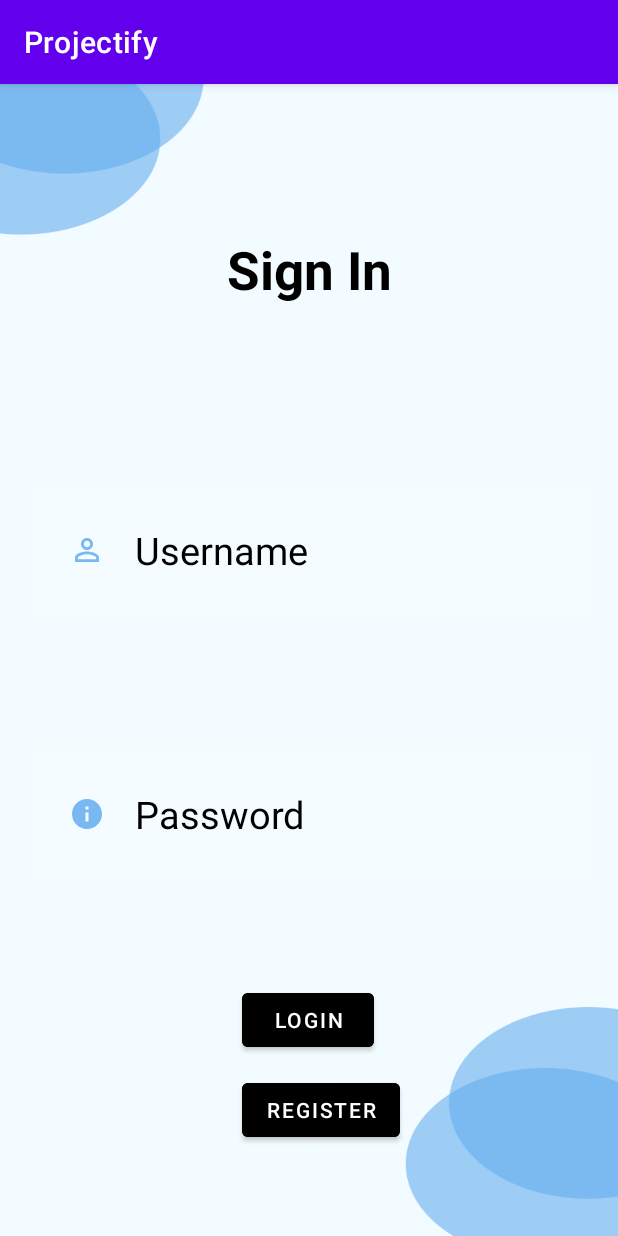
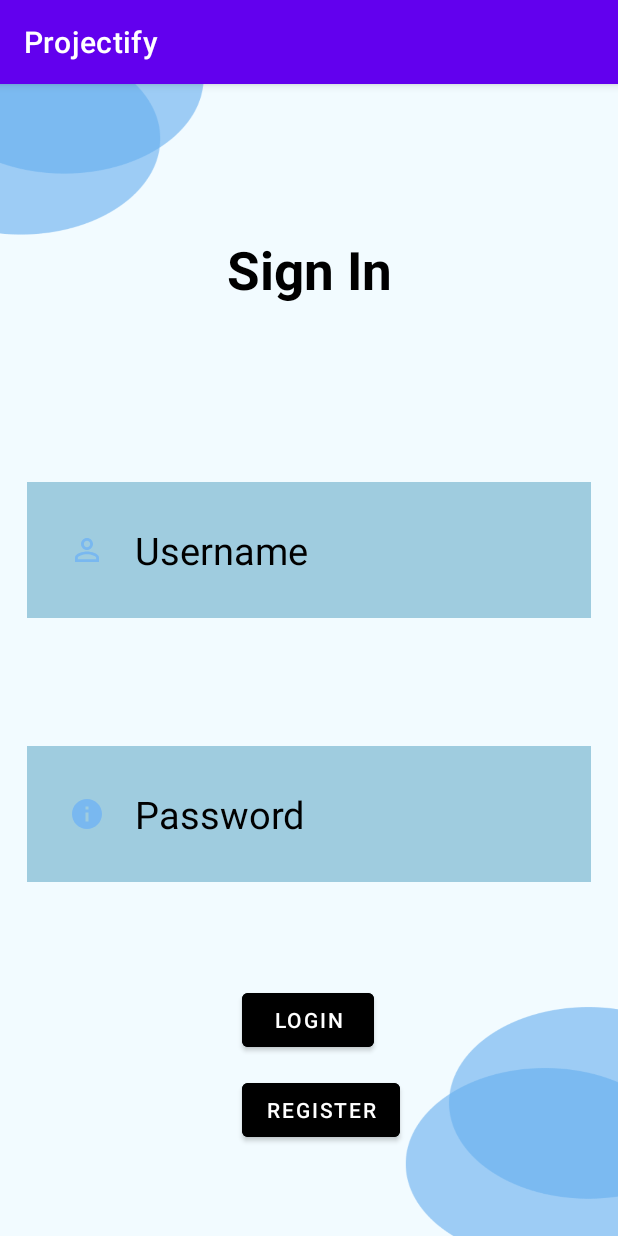
Before and after one commit to Sahan7/ProjectiFY, an Android app: the screen it shows after launch (MainActivity), on a phone screen of 412 x 824 dp. Run offline under Robolectric (Android 15) with nearby library versions, the phone set to English and light mode, and no system bars.

Commit message:
Changed color

```diff
--- a/app/src/main/res/layout/activity_main.xml
+++ b/app/src/main/res/layout/activity_main.xml
@@ -36,7 +36,7 @@
         android:layout_marginTop="52dp"
         android:layout_marginEnd="17dp"
         android:layout_marginBottom="78dp"
-        android:background="#30ffffff"
+        android:background="#9FCCDF"
         android:drawableLeft="@drawable/ic_baseline_person_outline_24"
         android:drawablePadding="20dp"
         android:hint="Username"
@@ -94,7 +94,7 @@
         android:layout_marginTop="48dp"
         android:layout_marginEnd="17dp"
         android:layout_marginBottom="80dp"
-        android:background="#30ffffff"
+        android:background="#9FCCDF"
         android:drawableLeft="@drawable/ic_baseline_info_24"
         android:drawablePadding="20dp"
         android:hint="Password"
```
